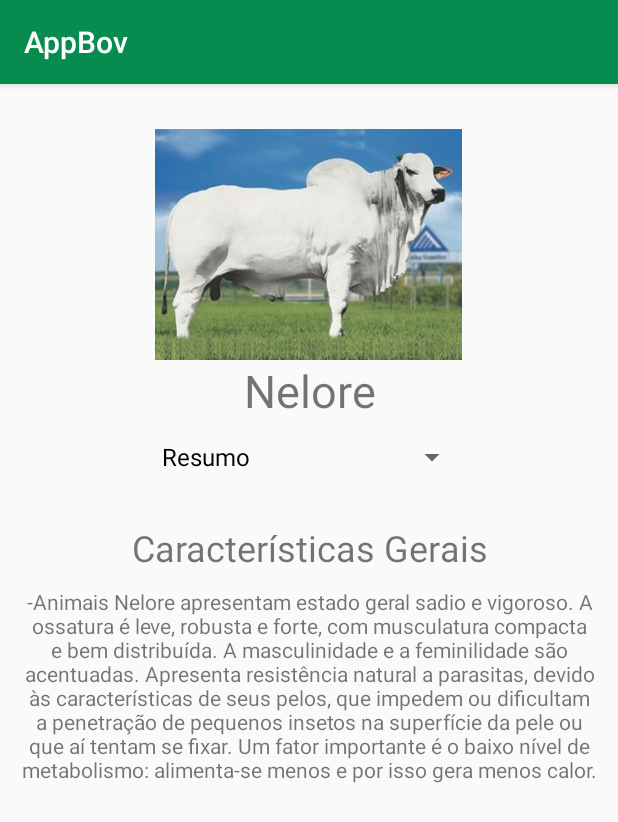
After one commit to CassianoPersil/Webcon-master, an Android app: the NeloreActivity screen opened directly, with no data from a screen before it, on a phone screen of 412 x 824 dp. The commit adds this screen. Shown: the top 822 px of the screen. Run offline under Robolectric (Android 15) with nearby library versions, the phone set to English and light mode, and no system bars.

Commit message:
Bois Inclusos

```diff
--- a/app/src/main/AndroidManifest.xml
+++ b/app/src/main/AndroidManifest.xml
@@ -12,10 +12,13 @@
         android:roundIcon="@mipmap/ic_launcher_round"
         android:supportsRtl="true"
         android:theme="@style/AppTheme">
+        <activity android:name=".SindiActivity"></activity>
+        <activity android:name=".GuzeraActivity" />
+        <activity android:name=".NeloreActivity" />
         <activity
             android:name=".MenudeAnimais"
             android:label="@string/title_activity_menude_animais"
-            android:theme="@style/AppTheme.NoActionBar"></activity>
+            android:theme="@style/AppTheme.NoActionBar" />
         <activity android:name=".MainActivity" />
         <activity android:name=".LoginActivity" />
         <activity android:name=".CadActivity" />
--- /dev/null
+++ b/app/src/main/java/com/example/lab1/webcon/NeloreActivity.java
@@ -0,0 +1,67 @@
+package com.example.lab1.webcon;
+
+import android.support.v7.app.AppCompatActivity;
+import android.os.Bundle;
+import android.view.View;
+import android.widget.AdapterView;
+import android.widget.ArrayAdapter;
+import android.widget.Spinner;
+import android.widget.TextView;
+
+public class NeloreActivity extends AppCompatActivity {
+
+    Spinner spinner;
+    TextView titulo, descricao;
+
+    @Override
+    protected void onCreate(Bundle savedInstanceState) {
+        super.onCreate(savedInstanceState);
+        setContentView(R.layout.activity_nelore);
+
+        spinner = findViewById(R.id.spinner_nelore);
+        titulo = findViewById(R.id.tituloDescNelore);
+        descricao = findViewById(R.id.descNelore);
+
+        ArrayAdapter<CharSequence> adapter =ArrayAdapter.createFromResource(this,R.array.spinner_opcoes, R.layout.support_simple_spinner_dropdown_item);
+        spinner.setAdapter(adapter);
+        spinner.setOnItemSelectedListener(new AdapterView.OnItemSelectedListener() {
+            @Override
+            public void onItemSelected(AdapterView<?> parent, View view, int position, long id) {
+                switch (spinner.getSelectedItemPosition()){
+                    case 0:
+                        titulo.setText("Características Gerais");
+                        descricao.setText("-Animais Nelore apresentam estado geral sadio e vigoroso. A ossatura é leve, " +
+                                "robusta e forte, com musculatura compacta e bem distribuída. A masculinidade e a feminilidade são " +
+                                "acentuadas. Apresenta resistência natural a parasitas, devido às características de seus pelos, que impedem " +
+                                "ou dificultam a penetração de pequenos insetos na superfície da pele ou que aí tentam se fixar. " +
+                                "Um fator importante é o baixo nível de metabolismo: alimenta-se menos e por isso gera menos calor.");
+                        break;
+                    case 1:
+                        titulo.setText("Características Ambientais");
+                        descricao.setText("-O Nelore é muito resistente ao calor devido à sua superfície corporal ser maior em relação ao corpo e por " +
+                                "possuir maior número de glândulas sudoríparas.\n" +
+                                "- As características de seus pelos também facilitam o processo de troca com o ambiente.\n" +
+                                "- Os animais se destacam pela maior superfície corporal, em relação ao seu peso, o que significa uma " +
+                                "área maior para irradiação do calor.\n");
+                        break;
+                    case 2:
+                        titulo.setText("Instalações");
+                        descricao.setText("-O curral deve ser construído em terreno firme e seco, preferencialmente plano, não sujeito à erosão.\n" +
+                                "-Os conchos será útil no fornecimento de sal mineral de maneira contínua, orienta-se construir os cochos de " +
+                                "madeira, com cobertura e colocado um em cada piquete, localizados estrategicamente em locais altos.\n" +
+                                "-As cercas deverão ser de arame liso, com 4 fios, estacas de 2 em 2 metros e mourões de 15 em 15 metros.\n");
+                        break;
+                    case 3:
+                        titulo.setText("Peso");
+                        descricao.setText("-Uma vaca adulta chega a pesar 600kg, enquanto um touro pode chegar facilmente aos 1200 kg.");
+                        break;
+                }
+            }
+
+            @Override
+            public void onNothingSelected(AdapterView<?> parent) {
+
+            }
+        });
+    }
+}
--- /dev/null
+++ b/app/src/main/res/layout/activity_nelore.xml
@@ -0,0 +1,68 @@
+<?xml version="1.0" encoding="utf-8"?>
+<android.support.constraint.ConstraintLayout xmlns:android="http://schemas.android.com/apk/res/android"
+    xmlns:app="http://schemas.android.com/apk/res-auto"
+    xmlns:tools="http://schemas.android.com/tools"
+    android:layout_width="match_parent"
+    android:layout_height="match_parent"
+    tools:context=".NeloreActivity">
+    <LinearLayout
+        android:layout_width="match_parent"
+        android:layout_height="match_parent"
+        android:orientation="horizontal"
+        app:layout_constraintBottom_toBottomOf="parent"
+        app:layout_constraintEnd_toEndOf="parent"
+        app:layout_constraintStart_toStartOf="parent"
+        app:layout_constraintTop_toTopOf="parent">
+
+        <LinearLayout
+            android:layout_width="match_parent"
+            android:layout_height="match_parent"
+            android:layout_weight="1"
+            android:orientation="vertical">
+
+            <ImageView
+                android:id="@+id/imageView2"
+                android:layout_width="278dp"
+                android:layout_height="154dp"
+                android:layout_gravity="center_horizontal"
+                android:layout_marginTop="30dp"
+                app:srcCompat="@drawable/nelore" />
+
+            <TextView
+                android:id="@+id/textView2"
+                android:layout_width="match_parent"
+                android:layout_height="wrap_content"
+                android:gravity="center_horizontal"
+                android:text="Nelore"
+                android:textSize="30sp" />
+
+            <Spinner
+                android:id="@+id/spinner_nelore"
+                android:layout_width="match_parent"
+                android:layout_height="wrap_content"
+                android:layout_marginLeft="100dp"
+                android:layout_marginRight="100dp" />
+
+            <TextView
+                android:id="@+id/tituloDescNelore"
+                android:layout_width="match_parent"
+                android:layout_height="wrap_content"
+                android:gravity="center_horizontal"
+                android:paddingTop="20dp"
+                android:text=""
+                android:textSize="24sp" />
+
+            <TextView
+                android:id="@+id/descNelore"
+                android:layout_width="match_parent"
+                android:layout_height="wrap_content"
+                android:layout_marginLeft="10dp"
+                android:layout_marginRight="10dp"
+                android:gravity="clip_horizontal|center_horizontal"
+                android:paddingTop="10dp"
+                android:text="" />
+
+        </LinearLayout>
+
+    </LinearLayout>
+</android.support.constraint.ConstraintLayout>
--- a/app/src/main/res/values/strings.xml
+++ b/app/src/main/res/values/strings.xml
@@ -14,4 +14,23 @@
     <string name="menu_tools">Tools</string>
     <string name="menu_share">Share</string>
     <string name="menu_send">Send</string>
+
+    <string-array name="spinner_opcoes">
+        <item>Resumo</item>
+        <item>Ambiente</item>
+        <item>Instalações</item>
+        <item>Peso</item>
+    </string-array>
+    <string-array name="spinner_opcoes2">
+        <item>Resumo</item>
+        <item>Ambiente</item>
+        <item>Peso</item>
+    </string-array>
+
+
+    <string-array name="Raças">
+        <item>Guzera</item>
+        <item>Nelore</item>
+        <item>Sindi</item>
+    </string-array>
 </resources>
```
Also changed, not shown: app/src/main/java/com/example/lab1/webcon/GuzeraActivity.java (added, +57 -0 lines), app/src/main/java/com/example/lab1/webcon/SindiActivity.java (added, +57 -0 lines), app/src/main/res/layout/activity_guzera.xml (added, +68 -0 lines), app/src/main/res/layout/activity_sindi.xml (added, +67 -0 lines), app/src/main/res/drawable-v24/guzera.jpeg (added), app/src/main/res/drawable-v24/nelore.jpeg (added), app/src/main/res/drawable-v24/sindi.jpeg (added).
